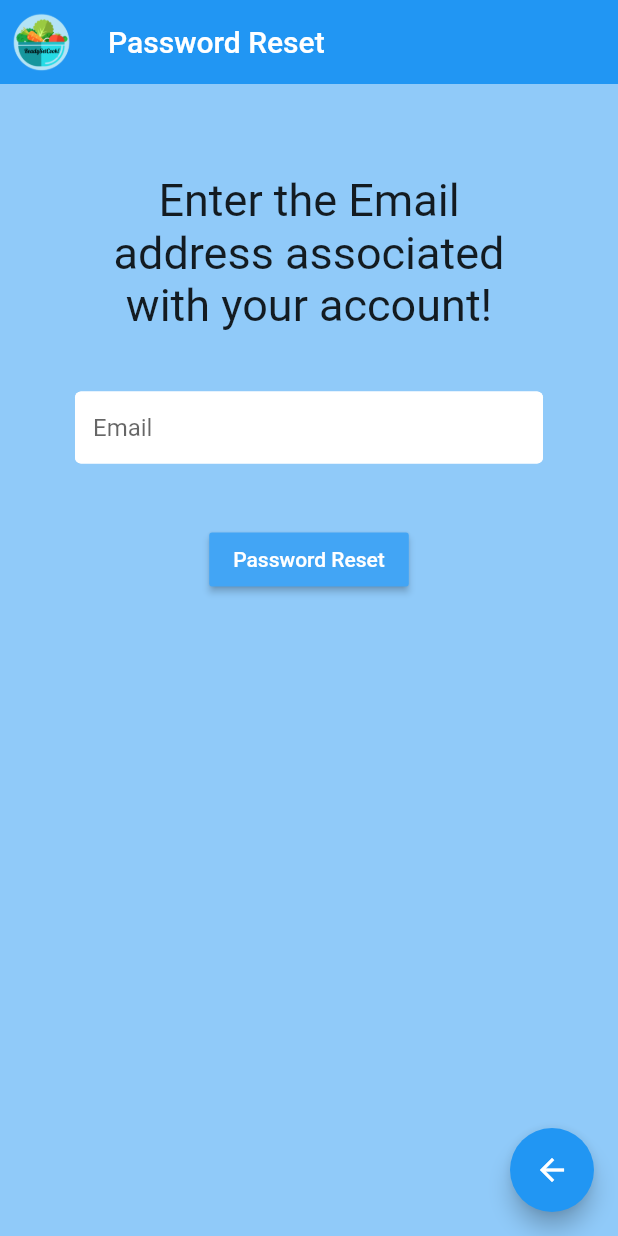
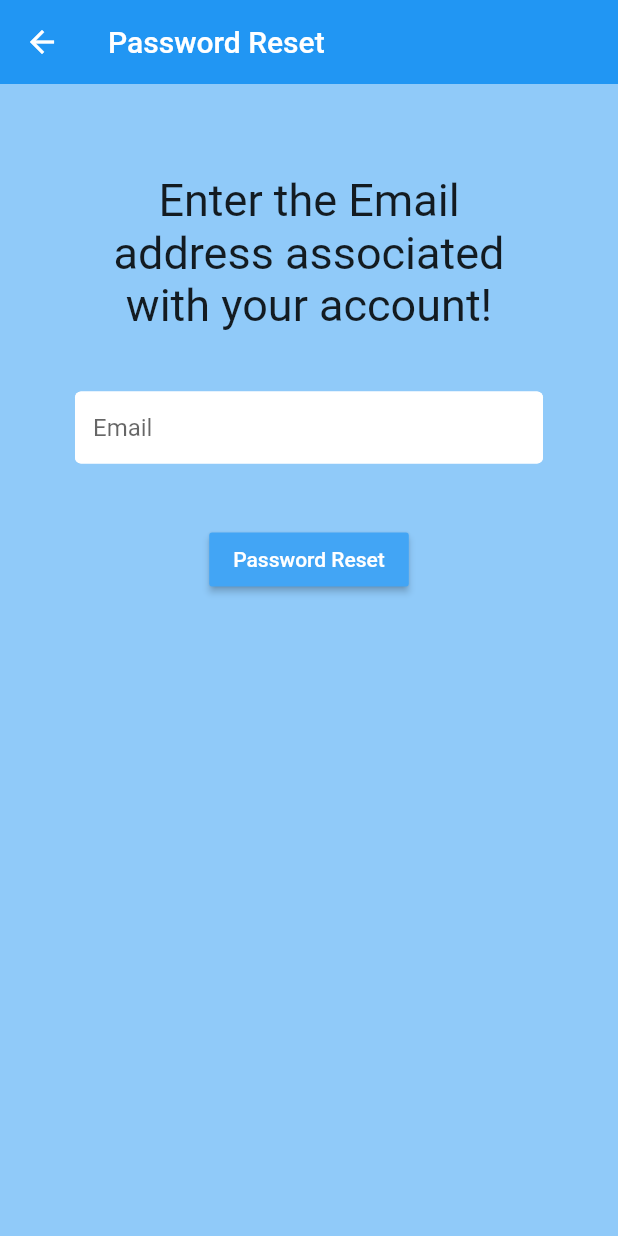
Before and after one commit to TonyZYT2000/ready_set_cook, a Flutter app: the ForgotPassword screen opened directly, on a phone screen of 412 x 824 dp. Run offline on Flutter 3.47's test engine with Material 2 defaults, Android fonts, the phone set to English and light mode, and no system bars; our stand-ins replace firebase_auth, firebase_core; accounts and stored records are empty; network calls fail.

Commit message:
Remove icon to reveal back button

```diff
--- a/lib/screens/profile/forgot_password.dart
+++ b/lib/screens/profile/forgot_password.dart
@@ -30,10 +30,11 @@ class _ForgotPasswordState extends State<ForgotPassword> {
         backgroundColor: Colors.blue[120],
         elevation: 0.0,
         title: Text('Password Reset'),
-        actions: <Widget>[],
-        leading:
-            Padding(padding: const EdgeInsets.all(8.0), child: SmallLogo()),
+        //actions: <Widget>[],
+        //leading:
+        //    Padding(padding: const EdgeInsets.all(8.0), child: SmallLogo()),
       ),
+      /*
       floatingActionButton: FloatingActionButton(
         onPressed: () {
           Navigator.push(
@@ -43,6 +44,7 @@ class _ForgotPasswordState extends State<ForgotPassword> {
         },
         child: Icon(Icons.arrow_back),
       ),
+      */
       body: Container(
         padding: EdgeInsets.symmetric(vertical: 20.0, horizontal: 50.0),
         child: Form(
```
